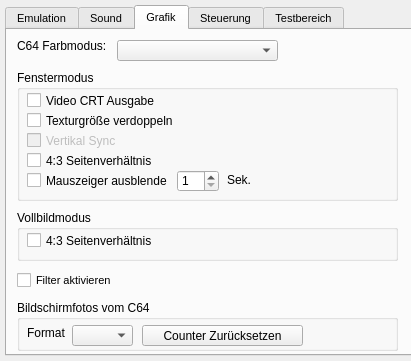
Old version of the form src/setup_window.ui in the repository ThKattanek/emu64.
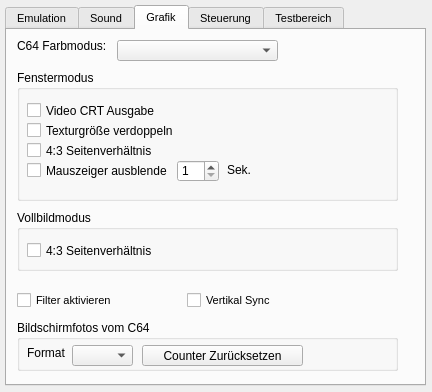
New version of the form. The open tabs and pages were chosen to show the change.

Commit message: VSync kann nun wieder in den Einstellungen eingestellt werden.

Patch:
```diff
--- a/src/setup_window.ui
+++ b/src/setup_window.ui
@@ -9,8 +9,8 @@
    <rect>
     <x>0</x>
     <y>0</y>
-    <width>411</width>
-    <height>361</height>
+    <width>432</width>
+    <height>392</height>
    </rect>
   </property>
   <property name="windowTitle">
@@ -25,7 +25,7 @@
      <x>5</x>
      <y>5</y>
      <width>421</width>
-     <height>351</height>
+     <height>381</height>
     </rect>
    </property>
    <property name="font">
@@ -456,7 +456,7 @@
       <property name="geometry">
        <rect>
         <x>10</x>
-        <y>20</y>
+        <y>30</y>
         <width>177</width>
         <height>21</height>
        </rect>
@@ -472,7 +472,7 @@
       <property name="geometry">
        <rect>
         <x>10</x>
-        <y>40</y>
+        <y>50</y>
         <width>177</width>
         <height>21</height>
        </rect>
@@ -484,27 +484,11 @@
        <string>Texturgröße verdoppeln</string>
       </property>
      </widget>
-     <widget class="QCheckBox" name="WVsync">
-      <property name="enabled">
-       <bool>false</bool>
-      </property>
-      <property name="geometry">
-       <rect>
-        <x>10</x>
-        <y>60</y>
-        <width>106</width>
-        <height>21</height>
-       </rect>
-      </property>
-      <property name="text">
-       <string>Vertikal Sync</string>
-      </property>
-     </widget>
      <widget class="QCheckBox" name="WAspectRatio">
       <property name="geometry">
        <rect>
         <x>10</x>
-        <y>80</y>
+        <y>70</y>
         <width>177</width>
         <height>21</height>
        </rect>
@@ -520,7 +504,7 @@
       <property name="geometry">
        <rect>
         <x>10</x>
-        <y>100</y>
+        <y>90</y>
         <width>141</width>
         <height>21</height>
        </rect>
@@ -539,7 +523,7 @@
       <property name="geometry">
        <rect>
         <x>160</x>
-        <y>100</y>
+        <y>90</y>
         <width>42</width>
         <height>22</height>
        </rect>
@@ -558,7 +542,7 @@
       <property name="geometry">
        <rect>
         <x>210</x>
-        <y>100</y>
+        <y>90</y>
         <width>31</width>
         <height>20</height>
        </rect>
@@ -577,7 +561,7 @@
        <x>10</x>
        <y>180</y>
        <width>381</width>
-       <height>51</height>
+       <height>61</height>
       </rect>
      </property>
      <property name="font">
@@ -592,7 +576,7 @@
       <property name="geometry">
        <rect>
         <x>10</x>
-        <y>20</y>
+        <y>30</y>
         <width>177</width>
         <height>21</height>
        </rect>
@@ -612,7 +596,7 @@
      <property name="geometry">
       <rect>
        <x>10</x>
-       <y>270</y>
+       <y>290</y>
        <width>381</width>
        <height>51</height>
       </rect>
@@ -693,8 +677,8 @@
      <property name="geometry">
       <rect>
        <x>10</x>
-       <y>240</y>
-       <width>121</width>
+       <y>260</y>
+       <width>151</width>
        <height>21</height>
       </rect>
      </property>
@@ -705,6 +689,22 @@
       <string>Filter aktivieren</string>
      </property>
     </widget>
+    <widget class="QCheckBox" name="Vsync">
+     <property name="enabled">
+      <bool>true</bool>
+     </property>
+     <property name="geometry">
+      <rect>
+       <x>180</x>
+       <y>260</y>
+       <width>141</width>
+       <height>21</height>
+      </rect>
+     </property>
+     <property name="text">
+      <string>Vertikal Sync</string>
+     </property>
+    </widget>
    </widget>
    <widget class="QWidget" name="SteuerungTab">
     <property name="enabled">
```
Left out of the diff: 2 changed lines with no effect on the pictures. The commit also changes 4 other files.
